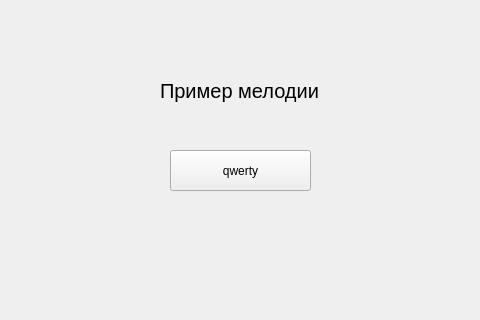
Old version of the form ui/untitled.ui in the repository NotAKes/QTmusic; both pictures show x 140 to 620 and y 280 to 600 of the 800 by 600 pixel window.
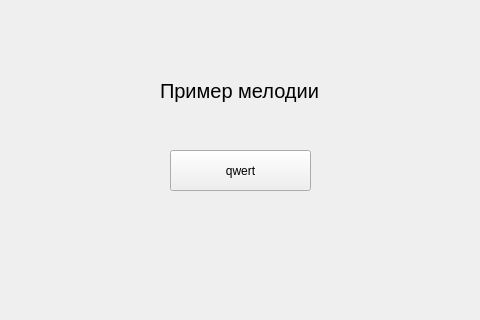
New version of the form.

What changed in the file:
```diff
--- a/ui/untitled.ui
+++ b/ui/untitled.ui
@@ -104,7 +104,7 @@
      </rect>
     </property>
     <property name="text">
-     <string>qwerty</string>
+     <string>qwert</string>
     </property>
    </widget>
    <widget class="QLabel" name="label">
```
